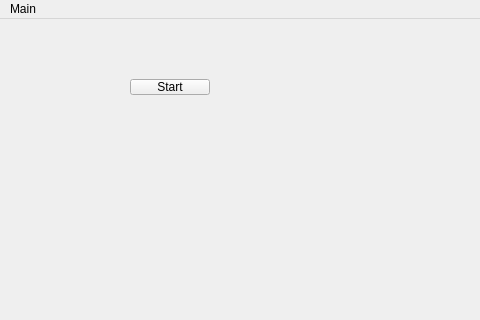
Old version of the form mainwindow.ui in the repository mokolotron/MafiaCore; both pictures show x 0 to 480 and y 0 to 320 of the 800 by 600 pixel window.
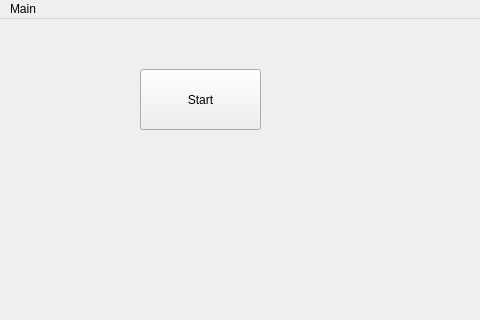
New version of the form.

Diff of the .ui file:
```diff
--- a/mainwindow.ui
+++ b/mainwindow.ui
@@ -17,10 +17,10 @@
    <widget class="QPushButton" name="pushButton">
     <property name="geometry">
      <rect>
-      <x>130</x>
-      <y>60</y>
-      <width>80</width>
-      <height>16</height>
+      <x>140</x>
+      <y>50</y>
+      <width>121</width>
+      <height>61</height>
      </rect>
     </property>
     <property name="text">
```
